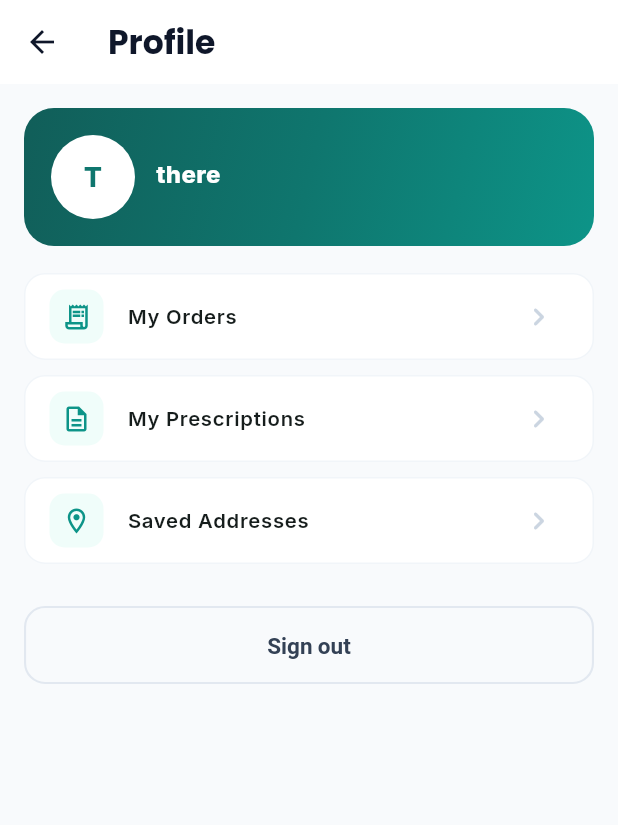
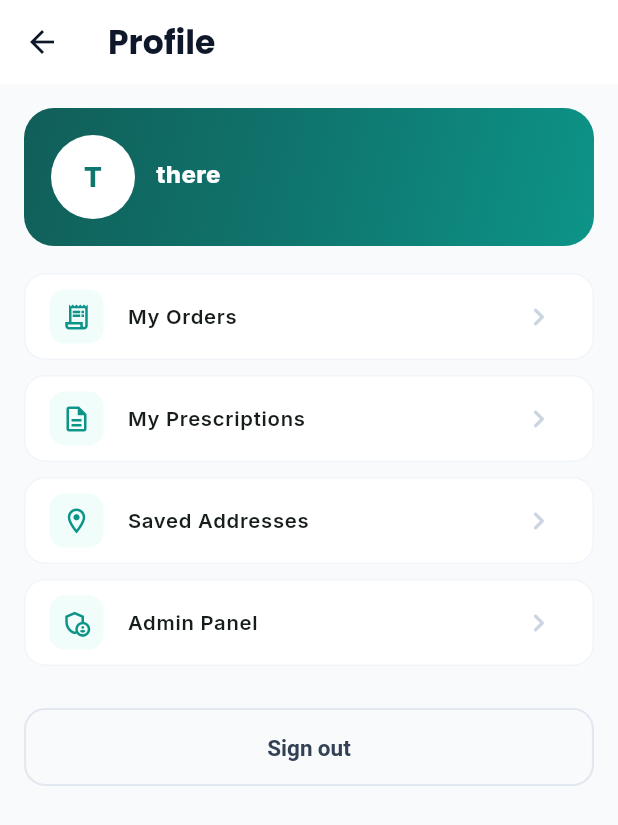
Before and after one commit to Nahin-01/Epharma, a Flutter app: the ProfileScreen screen opened directly, on a phone screen of 412 x 824 dp. Shown: the top 825 px of the screen. Run offline on Flutter 3.47's test engine with Material 3 defaults, Android fonts, the phone set to English and light mode, and no system bars; our stand-ins replace cached_network_image, dio, flutter_secure_storage, google_fonts, google_sign_in, image_picker and 1 more; accounts and stored records are empty; network calls fail.

Commit message:
feat: force Google account picker and add in-app admin panel entry
- Sign out of the cached Google session before signIn() so the account
  chooser always appears instead of silently reusing the last account.
- Add an Admin Panel tile on the Profile screen for staff/admin roles,
  opening the web admin dashboard.

Co-Authored-By: Claude Sonnet 5 <noreply@anthropic.com>

```diff
--- a/app/lib/screens/profile/profile_screen.dart
+++ b/app/lib/screens/profile/profile_screen.dart
@@ -1,5 +1,6 @@
 import 'package:flutter/material.dart';
 import 'package:provider/provider.dart';
+import 'package:url_launcher/url_launcher.dart';
 
 import '../../core/app_colors.dart';
 import '../../providers/auth_provider.dart';
@@ -8,6 +9,10 @@ import '../auth/login_screen.dart';
 import '../orders/orders_screen.dart';
 import '../prescriptions/prescriptions_screen.dart';
 import 'addresses_screen.dart';
+
+/// Mirrors the web app's isStaff check (lib/permissions.js) — any role other
+/// than CUSTOMER gets the admin dashboard entry point.
+bool _isStaff(String role) => role != 'CUSTOMER';
 
 class ProfileScreen extends StatelessWidget {
   static const routeName = '/profile';
@@ -92,6 +97,15 @@ class ProfileScreen extends StatelessWidget {
             label: 'Saved Addresses',
             onTap: () => Navigator.of(context).push(MaterialPageRoute(builder: (_) => const AddressesScreen())),
           ),
+          if (_isStaff(user.role))
+            _MenuTile(
+              icon: Icons.admin_panel_settings_outlined,
+              label: 'Admin Panel',
+              onTap: () => launchUrl(
+                Uri.parse('https://epharma-2mo5.vercel.app/admin'),
+                mode: LaunchMode.externalApplication,
+              ),
+            ),
           const SizedBox(height: 18),
           AppButton(
             label: 'Sign out',
--- a/app/lib/widgets/home/hero_section.dart
+++ b/app/lib/widgets/home/hero_section.dart
@@ -112,9 +112,9 @@ class HeroSection extends StatelessWidget {
                     const SizedBox(height: 22),
                     Row(
                       children: [
-                        _Stat(value: productCount == null ? null : '${productCount}+', label: 'Medicines in stock'),
+                        _Stat(value: productCount == null ? null : '$productCount+', label: 'Medicines in stock'),
                         const SizedBox(width: 26),
-                        _Stat(value: categoryCount == null ? null : '${categoryCount}+', label: 'Categories to browse'),
+                        _Stat(value: categoryCount == null ? null : '$categoryCount+', label: 'Categories to browse'),
                         const SizedBox(width: 26),
                         const _Stat(value: '10 AM–9 PM', label: 'Prescription support'),
                       ],
```
Also changed, not shown: app/lib/services/auth_service.dart (+7 -1 lines).
